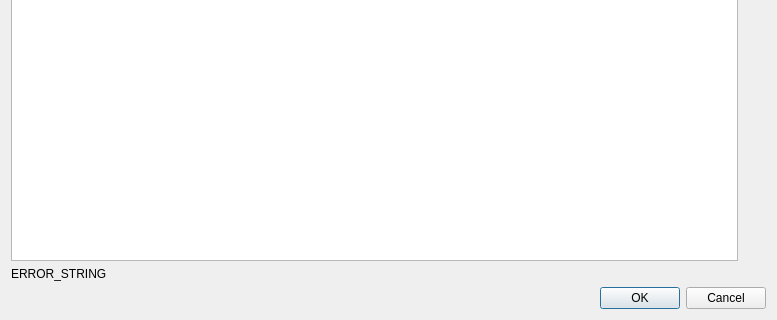
Old version of the form metaforge/widgets/UI_Files/metaforge_preferences.ui in the repository BlueQuartzSoftware/MetaForge; both pictures show x 0 to 777 and y 208 to 528 of the 777 by 528 pixel window.
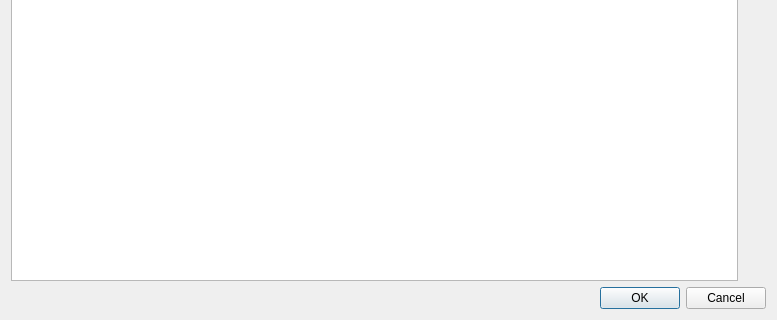
New version of the form. Icons and pictures are not drawn.

Commit message: Disable parser remove button for edge cases.  Remove unneeded error string.

The edit to the form file:
```diff
--- a/metaforge/widgets/UI_Files/metaforge_preferences.ui
+++ b/metaforge/widgets/UI_Files/metaforge_preferences.ui
@@ -157,13 +157,6 @@
      </property>
     </widget>
    </item>
-   <item row="1" column="0">
-    <widget class="QLabel" name="error_string">
-     <property name="text">
-      <string>ERROR_STRING</string>
-     </property>
-    </widget>
-   </item>
   </layout>
  </widget>
  <resources>
```
Left out of the diff: 2 changed lines with no effect on the pictures. The commit also changes 9 other files.
